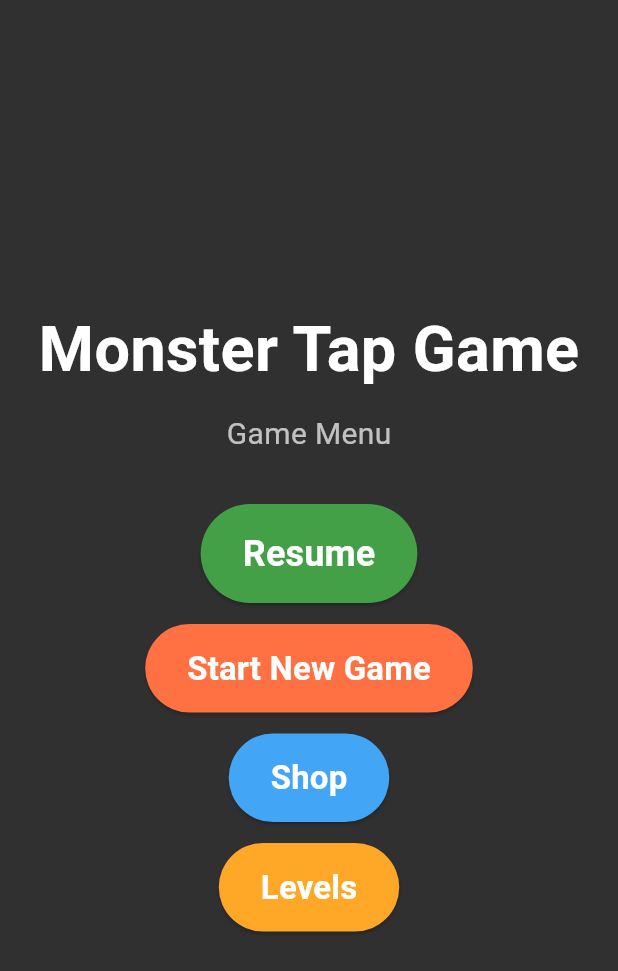
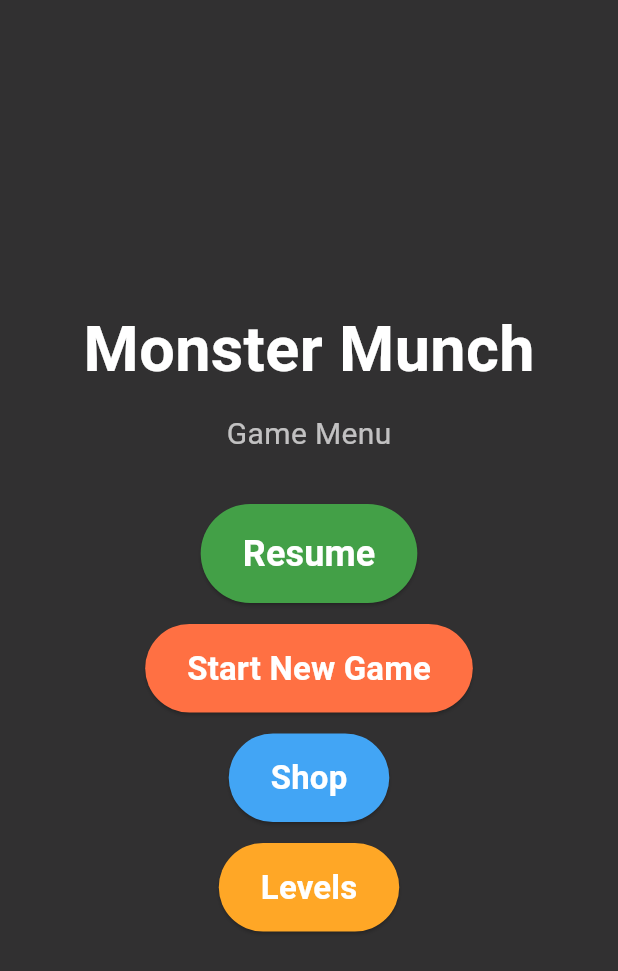
Before and after one commit to kisobran007/feed-the-monster, a Flutter app: the PauseOverlay widget shown alone on an empty page, opened directly with empty values, on a phone screen of 412 x 824 dp. Shown: the top 971 px of the screen. Run offline on Flutter 3.47's test engine with Material 3 defaults, Android fonts, the phone set to English and light mode, and no system bars; our stand-ins replace shared_preferences; missing offline and left inert: flame, flame_audio; accounts and stored records are empty.

Commit message:
Change game name to Monster Munch

```diff
--- a/lib/app/widgets/pause_overlay.dart
+++ b/lib/app/widgets/pause_overlay.dart
@@ -24,7 +24,7 @@ class PauseOverlay extends StatelessWidget {
           mainAxisSize: MainAxisSize.min,
           children: [
             const Text(
-              'Monster Tap Game',
+              'Monster Munch',
               style: TextStyle(
                 color: Colors.white,
                 fontSize: 42,
--- a/lib/app/widgets/start_overlay.dart
+++ b/lib/app/widgets/start_overlay.dart
@@ -22,7 +22,7 @@ class StartOverlay extends StatelessWidget {
           mainAxisSize: MainAxisSize.min,
           children: [
             const Text(
-              'Monster Tap Game',
+              'Monster Munch',
               style: TextStyle(
                 color: Colors.white,
                 fontSize: 42,
```
Also changed, not shown: 6 other files.
